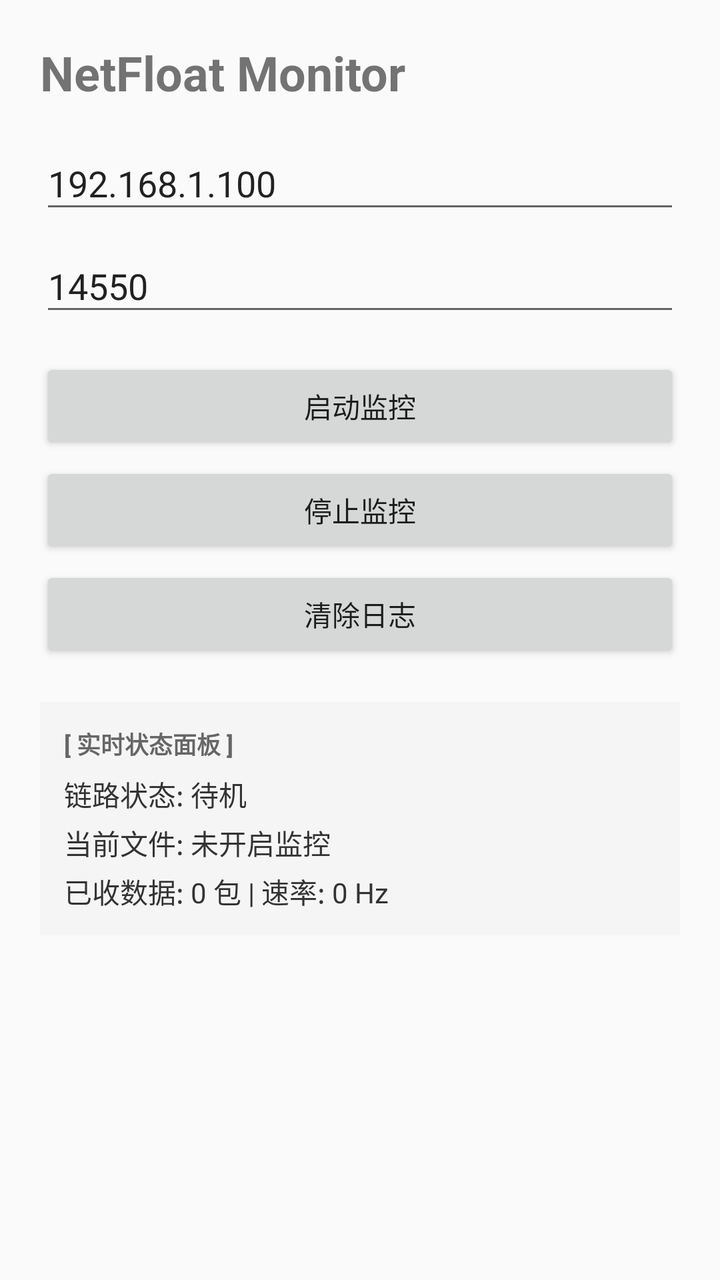
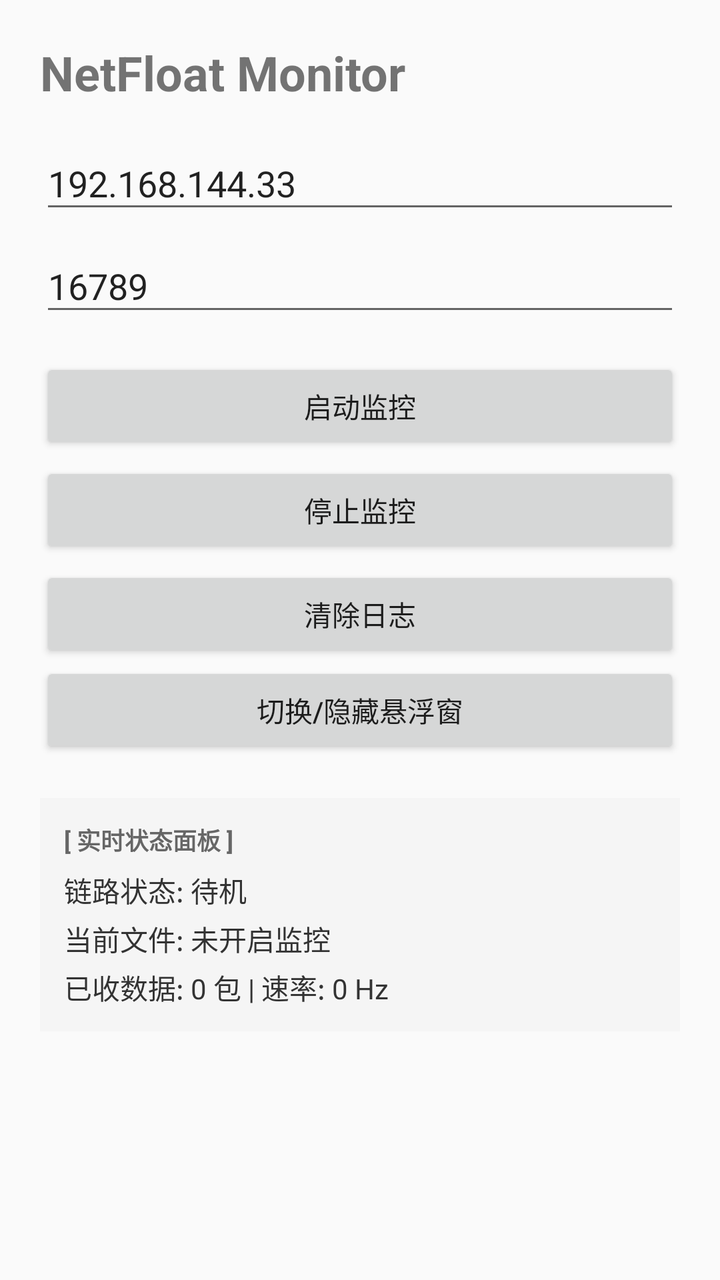

Before-and-after screenshots of an Android layout around one commit, followed by the original layout XML and the change that was made.
<!-- AndroidManifest.xml: application theme AppTheme -->
<!-- res/layout/activity_main.xml -->
<?xml version="1.0" encoding="utf-8"?>
<LinearLayout 
    xmlns:android="http://schemas.android.com/apk/res/android"
    android:layout_width="match_parent"
    android:layout_height="match_parent"
    android:orientation="vertical"
    android:padding="20dp">

    <TextView
        android:layout_width="wrap_content"
        android:layout_height="wrap_content"
        android:text="NetFloat Monitor"
        android:textStyle="bold"
        android:textSize="24sp" />

    <EditText
        android:id="@+id/editIp"
        android:layout_width="match_parent"
        android:layout_height="wrap_content"
        android:layout_marginTop="16dp"
        android:hint="目标IP"
        android:text="192.168.1.100" />

    <EditText
        android:id="@+id/editPort"
        android:layout_width="match_parent"
        android:layout_height="wrap_content"
        android:layout_marginTop="8dp"
        android:hint="UDP端口"
        android:inputType="number"
        android:text="14550" />

    <Button
        android:id="@+id/startBtn"
        android:layout_width="match_parent"
        android:layout_height="wrap_content"
        android:layout_marginTop="16dp"
        android:text="启动监控" />

    <Button
        android:id="@+id/stopBtn"
        android:layout_width="match_parent"
        android:layout_height="wrap_content"
        android:layout_marginTop="4dp"
        android:text="停止监控" />

    <Button
        android:id="@+id/clearBtn"
        android:layout_width="match_parent"
        android:layout_height="wrap_content"
        android:layout_marginTop="4dp"
        android:text="清除日志" />

    
    <LinearLayout
        android:layout_width="match_parent"
        android:layout_height="wrap_content"
        android:layout_marginTop="20dp"
        android:orientation="vertical"
        android:background="#F5F5F5"
        android:padding="12dp">

        <TextView
            android:layout_width="wrap_content"
            android:layout_height="wrap_content"
            android:text="[ 实时状态面板 ]"
            android:textStyle="bold"
            android:textColor="#666666"
            android:textSize="12sp" />

        <TextView
            android:id="@+id/tvStatusInfo"
            android:layout_width="match_parent"
            android:layout_height="wrap_content"
            android:layout_marginTop="6dp"
            android:textColor="#333333"
            android:textSize="14sp"
            android:lineSpacingMultiplier="1.2"
            android:text="链路状态: 待机\n当前文件: 未开启监控\n已收数据: 0 包 | 速率: 0 Hz" />
    </LinearLayout>

    <TextView
        android:id="@+id/logPath"
        android:layout_width="match_parent"
        android:layout_height="wrap_content"
        android:layout_marginTop="20dp"
        android:textColor="#888888"
        android:textSize="12sp" />

</LinearLayout>
<!-- resources referenced by this layout -->
<resources>
  <style name="AppTheme" parent="Theme.AppCompat.Light.NoActionBar">
  
  </style>
</resources>

<!-- the commit's change to res/layout/activity_main.xml (unified diff, before → after) -->
@@ -19,7 +19,7 @@
         android:layout_height="wrap_content"
         android:layout_marginTop="16dp"
         android:hint="目标IP"
-        android:text="192.168.1.100" />
+        android:text="192.168.144.33" />
 
     <EditText
         android:id="@+id/editPort"
@@ -28,7 +28,7 @@
         android:layout_marginTop="8dp"
         android:hint="UDP端口"
         android:inputType="number"
-        android:text="14550" />
+        android:text="16789" />
 
     <Button
         android:id="@+id/startBtn"
@@ -50,6 +50,11 @@
         android:layout_height="wrap_content"
         android:layout_marginTop="4dp"
         android:text="清除日志" />
+    <Button
+        android:id="@+id/toggleFloatBtn"
+        android:layout_width="match_parent"
+        android:layout_height="wrap_content"
+        android:text="切换/隐藏悬浮窗" />
 
     
     <LinearLayout
